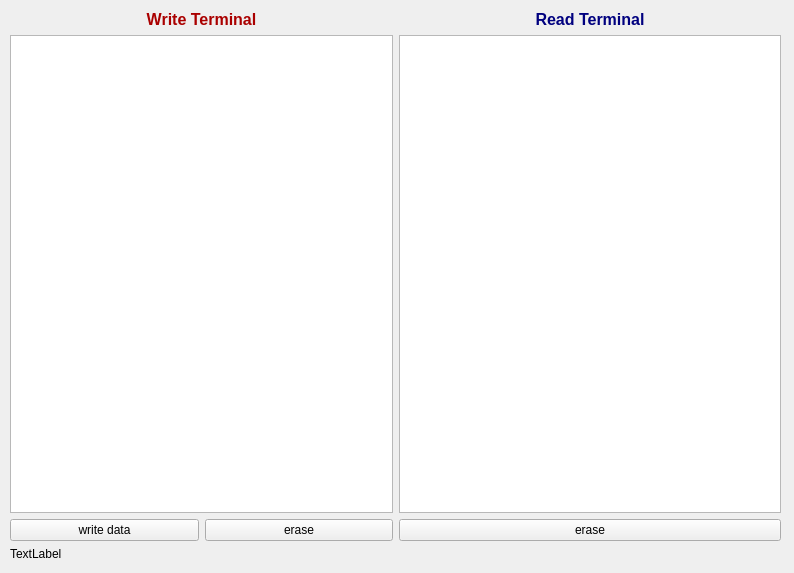
This is mainwindow.ui in mqjinwon/QTserialComm as Qt 5 draws it before an edit. The edited form follows.
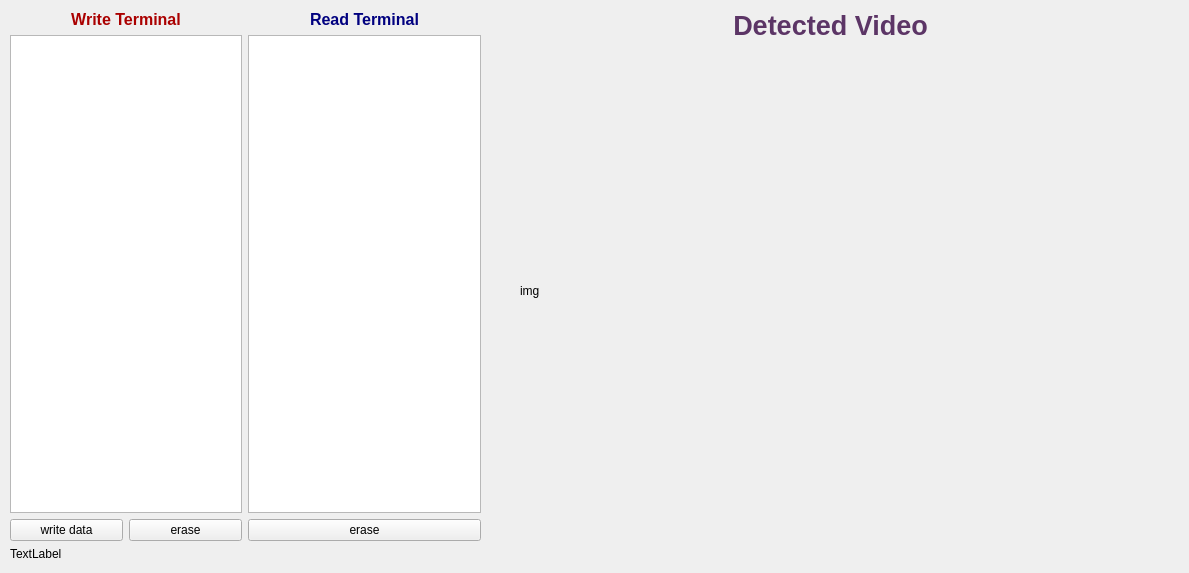
This is the edited form.

Commit message: put qt ui

What changed in the file:
```diff
--- a/mainwindow.ui
+++ b/mainwindow.ui
@@ -6,7 +6,7 @@
    <rect>
     <x>0</x>
     <y>0</y>
-    <width>794</width>
+    <width>1189</width>
     <height>573</height>
    </rect>
   </property>
@@ -19,7 +19,7 @@
      <rect>
       <x>10</x>
       <y>10</y>
-      <width>771</width>
+      <width>471</width>
       <height>551</height>
      </rect>
     </property>
@@ -100,6 +100,32 @@
      </item>
     </layout>
    </widget>
+   <widget class="QLabel" name="imgLabel">
+    <property name="geometry">
+     <rect>
+      <x>680</x>
+      <y>10</y>
+      <width>301</width>
+      <height>31</height>
+     </rect>
+    </property>
+    <property name="text">
+     <string>&lt;html&gt;&lt;head/&gt;&lt;body&gt;&lt;p align=&quot;center&quot;&gt;&lt;span style=&quot; font-size:20pt; font-weight:600; color:#5c3566;&quot;&gt;Detected Video&lt;/span&gt;&lt;/p&gt;&lt;/body&gt;&lt;/html&gt;</string>
+    </property>
+   </widget>
+   <widget class="QLabel" name="jImg">
+    <property name="geometry">
+     <rect>
+      <x>520</x>
+      <y>110</y>
+      <width>619</width>
+      <height>361</height>
+     </rect>
+    </property>
+    <property name="text">
+     <string>img</string>
+    </property>
+   </widget>
   </widget>
  </widget>
  <resources/>
```
Left out of the diff: 22 changed lines with no effect on the pictures. The commit also changes 6 other files.
